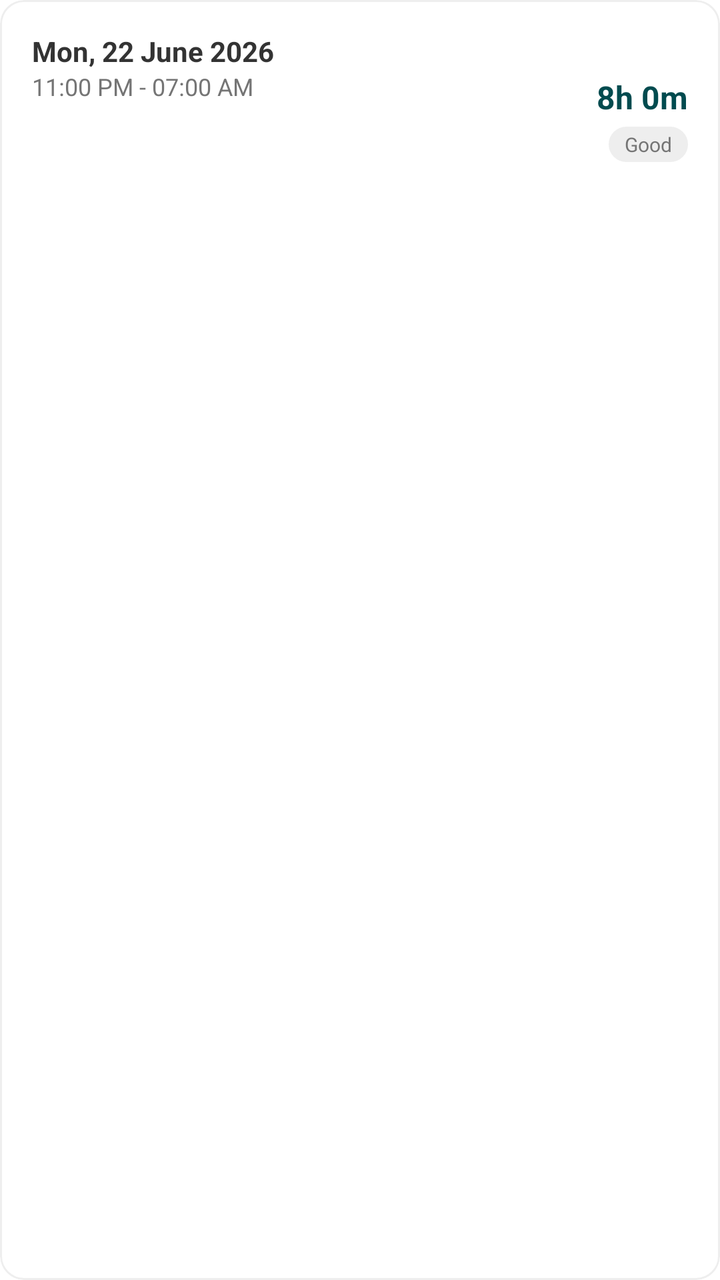
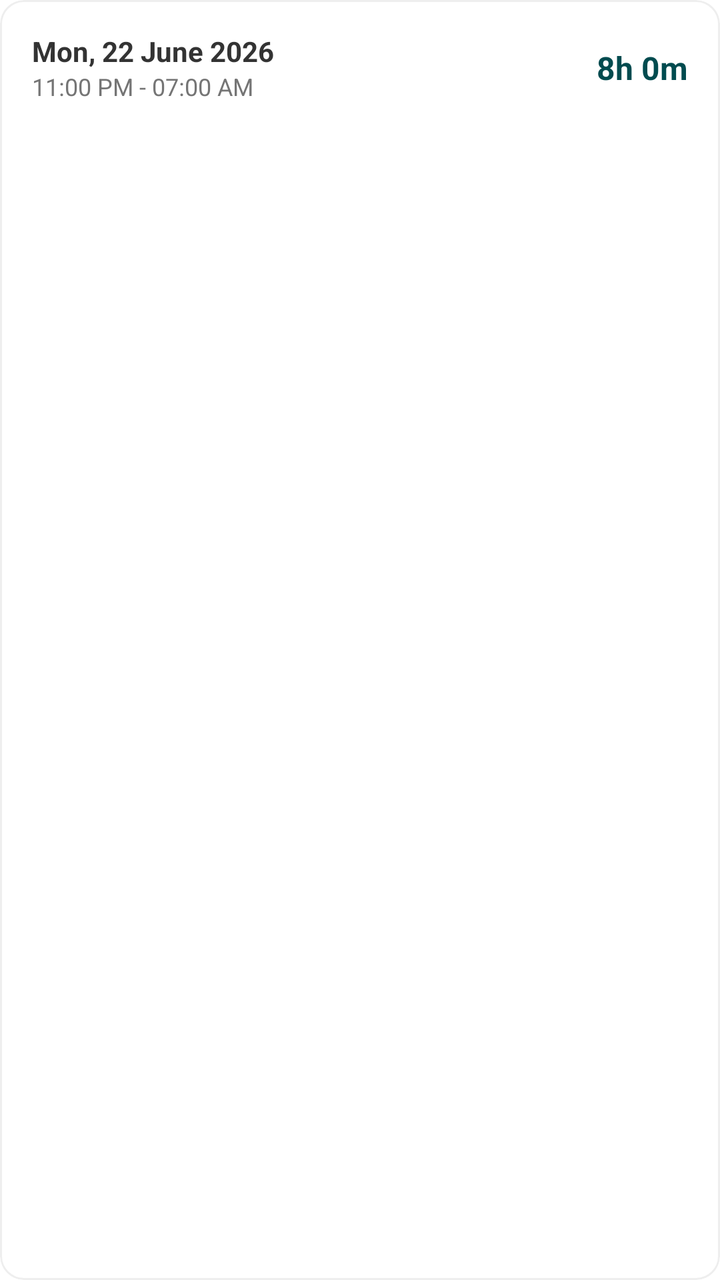

Before-and-after screenshots of an Android layout around one commit, followed by the original layout XML and the change that was made.
<!-- AndroidManifest.xml: application theme Theme.Mdpproject -->
<!-- res/layout/item_sleep_log.xml -->
<?xml version="1.0" encoding="utf-8"?>
<com.google.android.material.card.MaterialCardView xmlns:android="http://schemas.android.com/apk/res/android"
    xmlns:app="http://schemas.android.com/apk/res-auto"
    xmlns:tools="http://schemas.android.com/tools"
    android:layout_width="match_parent"
    android:layout_height="wrap_content"
    android:layout_marginBottom="8dp"
    app:cardCornerRadius="12dp"
    app:cardElevation="0dp"
    app:strokeColor="#EEEEEE"
    app:strokeWidth="1dp">

    <androidx.constraintlayout.widget.ConstraintLayout
        android:layout_width="match_parent"
        android:layout_height="wrap_content"
        android:padding="16dp">

        <TextView
            android:id="@+id/tvLogDate"
            android:layout_width="wrap_content"
            android:layout_height="wrap_content"
            android:text="Mon, 22 June 2026"
            android:textColor="#333333"
            android:textSize="14sp"
            android:textStyle="bold"
            app:layout_constraintStart_toStartOf="parent"
            app:layout_constraintTop_toTopOf="parent" />

        <TextView
            android:id="@+id/tvLogTimeRange"
            android:layout_width="wrap_content"
            android:layout_height="wrap_content"
            android:text="11:00 PM - 07:00 AM"
            android:textColor="#757575"
            android:textSize="12sp"
            app:layout_constraintStart_toStartOf="parent"
            app:layout_constraintTop_toBottomOf="@id/tvLogDate" />

        <TextView
            android:id="@+id/tvLogDuration"
            android:layout_width="wrap_content"
            android:layout_height="wrap_content"
            android:text="8h 0m"
            android:textColor="#004B4F"
            android:textSize="16sp"
            android:textStyle="bold"
            app:layout_constraintBottom_toBottomOf="parent"
            app:layout_constraintEnd_toEndOf="parent"
            app:layout_constraintTop_toTopOf="parent" />

        <TextView
            android:id="@+id/tvLogQuality"
            android:layout_width="wrap_content"
            android:layout_height="wrap_content"
            android:layout_marginTop="4dp"
            android:background="@drawable/bg_badge"
            android:paddingHorizontal="8dp"
            android:paddingVertical="2dp"
            android:text="Good"
            android:textColor="#757575"
            android:textSize="10sp"
            app:layout_constraintEnd_toEndOf="@id/tvLogDuration"
            app:layout_constraintTop_toBottomOf="@id/tvLogDuration" />

    </androidx.constraintlayout.widget.ConstraintLayout>
</com.google.android.material.card.MaterialCardView>
<!-- resources referenced by this layout -->
<resources>
  <!-- drawable bg_badge (drawable) -->
  <?xml version="1.0" encoding="utf-8"?>
  <shape xmlns:android="http://schemas.android.com/apk/res/android">
      <solid android:color="#EEEEEE" />
      <corners android:radius="12dp" />
  </shape>
  <style name="Theme.Mdpproject" parent="Theme.MaterialComponents.DayNight.NoActionBar">
          
          <item name="colorPrimary">@color/purple_500</item>
          <item name="colorPrimaryVariant">@color/purple_700</item>
          <item name="colorOnPrimary">@color/white</item>
          
          <item name="colorSecondary">@color/teal_200</item>
          <item name="colorSecondaryVariant">@color/teal_700</item>
          <item name="colorOnSecondary">@color/black</item>
          
          <item name="android:statusBarColor">?attr/colorPrimaryVariant</item>
          
      </style>
  <color name="purple_500">#FF6200EE</color>
  <color name="purple_700">#FF3700B3</color>
  <color name="white">#FFFFFFFF</color>
  <color name="teal_200">#FF03DAC5</color>
  <color name="teal_700">#FF018786</color>
  <color name="black">#FF000000</color>
</resources>

<!-- the commit's change to res/layout/item_sleep_log.xml (unified diff, before → after) -->
@@ -48,19 +48,5 @@
             app:layout_constraintEnd_toEndOf="parent"
             app:layout_constraintTop_toTopOf="parent" />
 
-        <TextView
-            android:id="@+id/tvLogQuality"
-            android:layout_width="wrap_content"
-            android:layout_height="wrap_content"
-            android:layout_marginTop="4dp"
-            android:background="@drawable/bg_badge"
-            android:paddingHorizontal="8dp"
-            android:paddingVertical="2dp"
-            android:text="Good"
-            android:textColor="#757575"
-            android:textSize="10sp"
-            app:layout_constraintEnd_toEndOf="@id/tvLogDuration"
-            app:layout_constraintTop_toBottomOf="@id/tvLogDuration" />
-
     </androidx.constraintlayout.widget.ConstraintLayout>
 </com.google.android.material.card.MaterialCardView>
<!-- resource entries referenced after the edit -->
@@ -1,11 +1,5 @@
 <!-- resources referenced by this layout -->
 <resources>
-  <!-- drawable bg_badge (drawable) -->
-  <?xml version="1.0" encoding="utf-8"?>
-  <shape xmlns:android="http://schemas.android.com/apk/res/android">
-      <solid android:color="#EEEEEE" />
-      <corners android:radius="12dp" />
-  </shape>
   <style name="Theme.Mdpproject" parent="Theme.MaterialComponents.DayNight.NoActionBar">
           
           <item name="colorPrimary">@color/purple_500</item>
